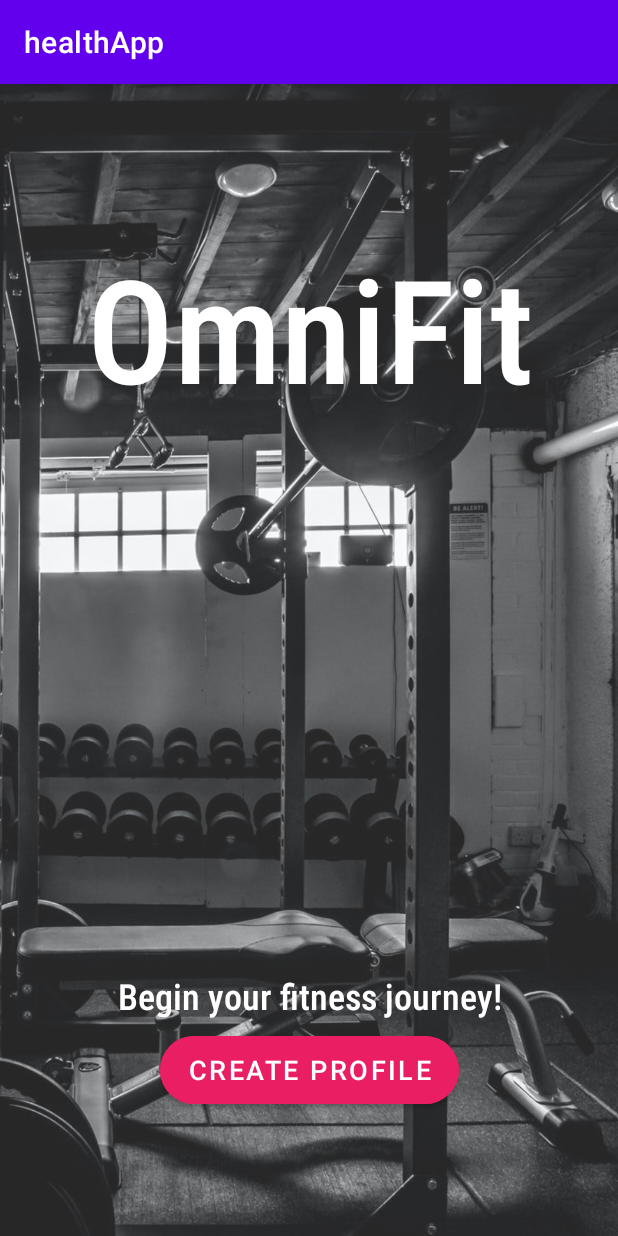
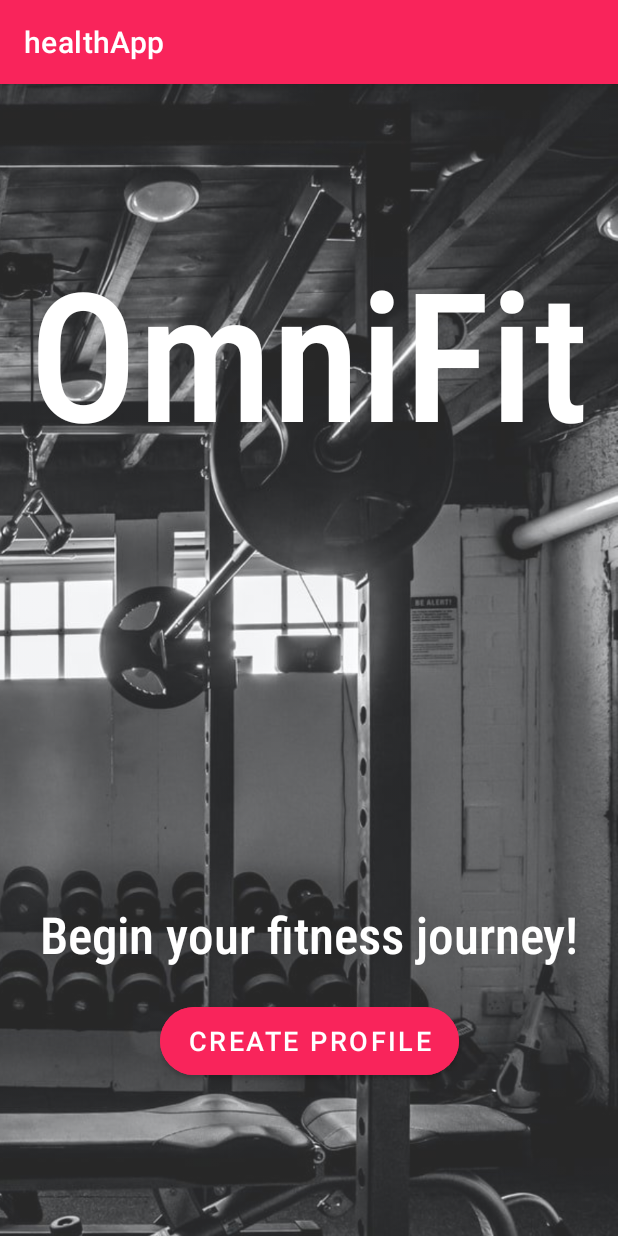
Before and after one commit to siyasiyasiya/healthApp, an Android app: the screen it shows after launch (NewUserLanding), on a phone screen of 412 x 824 dp. Run offline under Robolectric (Android 15) with nearby library versions, the phone set to English and light mode, and no system bars.

Commit message:
landingPageComplete

```diff
--- a/app/build.gradle
+++ b/app/build.gradle
@@ -32,8 +32,6 @@ dependencies {
     implementation 'androidx.appcompat:appcompat:1.5.1'
     implementation 'com.google.android.material:material:1.6.1'
     implementation 'androidx.constraintlayout:constraintlayout:2.1.4'
-    implementation 'com.squareup.okhttp3:okhttps:3.4.1'
-    implementation 'com.squareup.okhttp3:okhttps:3.4.1'
     testImplementation 'junit:junit:4.13.2'
     androidTestImplementation 'androidx.test.ext:junit:1.1.3'
     androidTestImplementation 'androidx.test.espresso:espresso-core:3.4.0'
--- a/app/src/main/AndroidManifest.xml
+++ b/app/src/main/AndroidManifest.xml
@@ -2,7 +2,6 @@
 <manifest xmlns:android="http://schemas.android.com/apk/res/android"
     xmlns:tools="http://schemas.android.com/tools"
     package="com.example.healthapp">
-    <uses-permission android:name="android.permission.INTERNET"/>
 
     <application
         android:allowBackup="true"
@@ -15,6 +14,9 @@
         android:theme="@style/Theme.HealthApp"
         tools:targetApi="31">
         <activity
+            android:name=".GetUserData"
+            android:exported="false" />
+        <activity
             android:name=".NewUserLanding"
             android:exported="true">
             <intent-filter>
--- a/app/src/main/res/layout/activity_new_user_landing.xml
+++ b/app/src/main/res/layout/activity_new_user_landing.xml
@@ -8,8 +8,8 @@
 
     <ImageView
         android:id="@+id/imageView2"
-        android:layout_width="590dp"
-        android:layout_height="800dp"
+        android:layout_width="723dp"
+        android:layout_height="978dp"
         android:alpha="0.85"
         app:layout_constraintEnd_toEndOf="parent"
         app:layout_constraintTop_toTopOf="parent"
@@ -17,13 +17,13 @@
 
     <TextView
         android:id="@+id/textView3"
-        android:layout_width="341dp"
+        android:layout_width="382dp"
         android:layout_height="133dp"
         android:fontFamily="sans-serif-condensed-light"
         android:text="OmniFit"
         android:textAlignment="center"
         android:textColor="#FFFFFF"
-        android:textSize="96sp"
+        android:textSize="120sp"
         android:textStyle="bold"
         app:layout_constraintBottom_toBottomOf="parent"
         app:layout_constraintEnd_toEndOf="parent"
@@ -34,31 +34,32 @@
 
     <TextView
         android:id="@+id/textView"
-        android:layout_width="296dp"
-        android:layout_height="37dp"
+        android:layout_width="396dp"
+        android:layout_height="65dp"
         android:fontFamily="sans-serif-condensed-light"
         android:text="Begin your fitness journey!"
         android:textAlignment="center"
         android:textColor="#FFFFFF"
-        android:textSize="24sp"
+        android:textSize="34sp"
         android:textStyle="bold"
         app:layout_constraintBottom_toBottomOf="parent"
         app:layout_constraintEnd_toEndOf="parent"
+        app:layout_constraintHorizontal_bias="0.498"
         app:layout_constraintStart_toStartOf="parent"
         app:layout_constraintTop_toBottomOf="@+id/textView3"
-        app:layout_constraintVertical_bias="0.721" />
+        app:layout_constraintVertical_bias="0.663" />
 
     <Button
         android:id="@+id/button"
         android:layout_width="199dp"
         android:layout_height="57dp"
-        android:backgroundTint="#E91E63"
+        android:backgroundTint="#F9245B"
+        android:onClick="createProfile"
         android:text="Create Profile"
         android:textSize="18sp"
         app:cornerRadius="50sp"
         app:layout_constraintBottom_toBottomOf="parent"
         app:layout_constraintEnd_toEndOf="parent"
-        app:layout_constraintHorizontal_bias="0.502"
         app:layout_constraintStart_toStartOf="parent"
         app:layout_constraintTop_toBottomOf="@+id/textView"
         app:layout_constraintVertical_bias="0.0" />
--- a/app/src/main/res/values/colors.xml
+++ b/app/src/main/res/values/colors.xml
@@ -1,9 +1,9 @@
 <?xml version="1.0" encoding="utf-8"?>
 <resources>
-    <color name="purple_200">#FFBB86FC</color>
-    <color name="purple_500">#FF6200EE</color>
-    <color name="purple_700">#FF3700B3</color>
-    <color name="teal_200">#FF03DAC5</color>
+    <color name="purple_200">#F9245B</color>
+    <color name="purple_500">#A6193D</color>
+    <color name="purple_700">#D05776</color>
+    <color name="teal_200">#222222</color>
     <color name="teal_700">#FF018786</color>
     <color name="black">#FF000000</color>
     <color name="white">#FFFFFFFF</color>
--- a/app/src/main/res/values/themes.xml
+++ b/app/src/main/res/values/themes.xml
@@ -2,12 +2,12 @@
     <!-- Base application theme. -->
     <style name="Theme.HealthApp" parent="Theme.MaterialComponents.DayNight.DarkActionBar">
         <!-- Primary brand color. -->
-        <item name="colorPrimary">@color/purple_500</item>
-        <item name="colorPrimaryVariant">@color/purple_700</item>
+        <item name="colorPrimary">#F9245B</item>
+        <item name="colorPrimaryVariant">#A6193D</item>
         <item name="colorOnPrimary">@color/white</item>
         <!-- Secondary brand color. -->
-        <item name="colorSecondary">@color/teal_200</item>
-        <item name="colorSecondaryVariant">@color/teal_700</item>
+        <item name="colorSecondary">#D05776</item>
+        <item name="colorSecondaryVariant">#1C1C1C</item>
         <item name="colorOnSecondary">@color/black</item>
         <!-- Status bar color. -->
         <item name="android:statusBarColor" tools:targetApi="l">?attr/colorPrimaryVariant</item>
```
Also changed, not shown: app/src/main/java/com/example/healthapp/GetUserData.java (added, +14 -0 lines), app/src/main/java/com/example/healthapp/NewUserLanding.java (+7 -1 lines), app/src/main/res/layout/activity_get_user_data.xml (added, +9 -0 lines).
